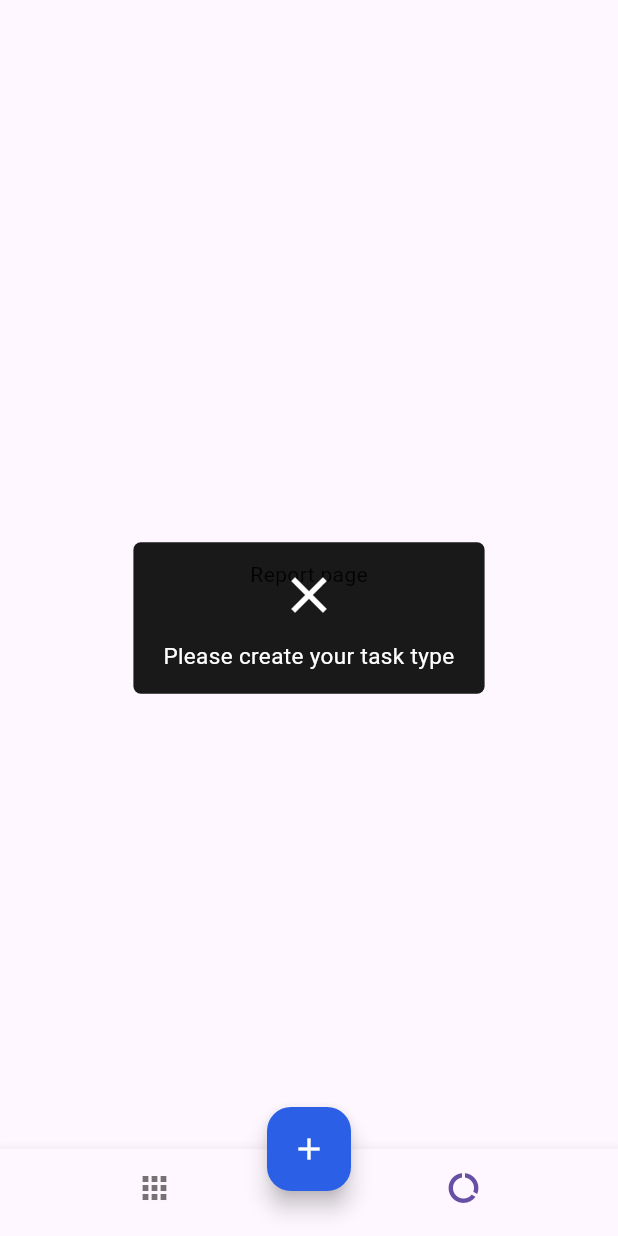
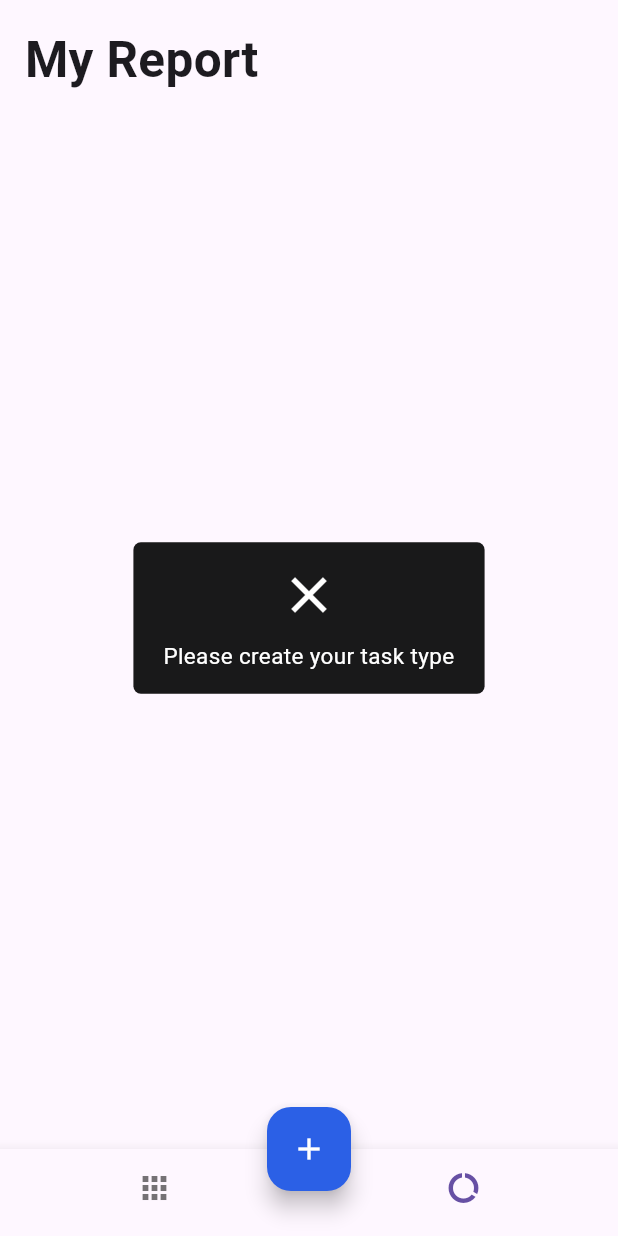
Before and after one commit to RuomiChen/todo-list-getx, a Flutter app: the screen it shows after launch, item 2 of the bottom bar chosen, after a tap on the "add" icon, on a phone screen of 412 x 824 dp. Run offline on Flutter 3.47's test engine with Material 3 defaults, Android fonts, the phone set to English and light mode, and no system bars; our stand-ins replace dotted_border, equatable, flutter_easyloading, get, get_storage, step_progress_indicator.

Commit message:
feat:Layout report page

```diff
--- a/lib/app/modules/home/controller.dart
+++ b/lib/app/modules/home/controller.dart
@@ -150,4 +150,28 @@ class HomeController extends GetxController {
     }
     return res;
   }
+
+  int getTotalTask() {
+    var res = 0;
+    for (var i = 0; i < tasks.length; i++) {
+      if (tasks[i].todos != null) {
+        res += tasks[i].todos!.length;
+      }
+    }
+    return res;
+  }
+
+  int getTotalDoneTask() {
+    var res = 0;
+    for (var i = 0; i < tasks.length; i++) {
+      if (tasks[i].todos != null) {
+        for (var j = 0; j < tasks[j].todos!.length; j++) {
+          if (tasks[i].todos![j]['done'] == true) {
+            res += 1;
+          }
+        }
+      }
+    }
+    return res;
+  }
 }
--- a/lib/app/modules/report/view.dart
+++ b/lib/app/modules/report/view.dart
@@ -1,10 +1,39 @@
 import 'package:flutter/material.dart';
+import 'package:flutter_application_1/app/core/utils/extensions.dart';
+import 'package:flutter_application_1/app/modules/home/controller.dart';
+import 'package:get/get.dart';
 
 class ReportPage extends StatelessWidget {
-  const ReportPage({super.key});
+  final homeCtrl = Get.find<HomeController>();
+  ReportPage({super.key});
 
   @override
   Widget build(BuildContext context) {
-    return Scaffold(body: Center(child: Text('Report page'),),);
+    return Scaffold(
+      body: SafeArea(
+        child: Obx(() {
+          var createdTasks = homeCtrl.getTotalTask();
+          var completedTasks = homeCtrl.getTotalDoneTask();
+          var liveTasks = createdTasks - completedTasks;
+          var precent = (completedTasks / createdTasks * 100).toStringAsFixed(
+            0,
+          );
+          return ListView(
+            children: [
+              Padding(
+                padding: EdgeInsets.all(4.0.wp),
+                child: Text(
+                  'My Report',
+                  style: TextStyle(
+                    fontSize: 24.0.sp,
+                    fontWeight: FontWeight.bold,
+                  ),
+                ),
+              ),
+            ],
+          );
+        }),
+      ),
+    );
   }
 }
--- a/pubspec.yaml
+++ b/pubspec.yaml
@@ -40,6 +40,7 @@ dependencies:
   flutter_easyloading: ^3.0.3
   dotted_border: ^2.0.0+2
   step_progress_indicator: ^1.0.1
+  intl: ^0.17.0
 
 dev_dependencies:
   flutter_test:
```
